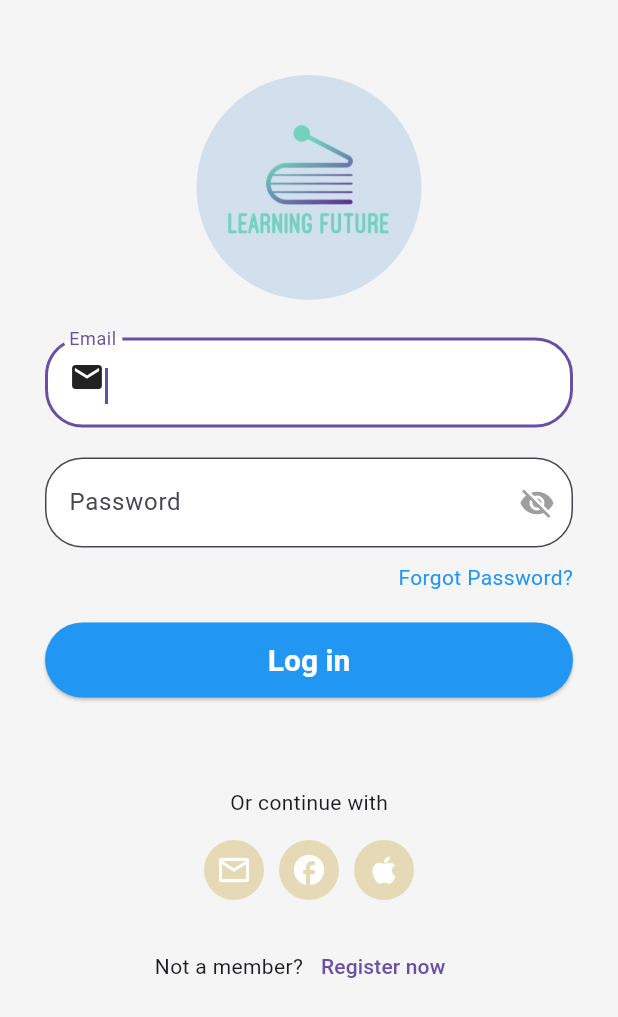
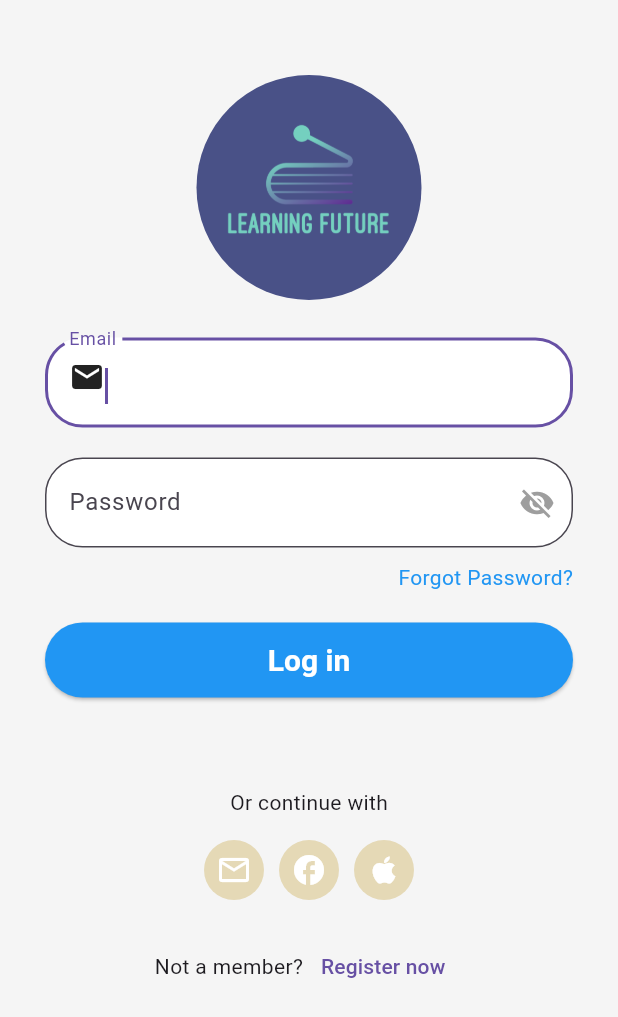
Before and after one commit to justnt47/Study_mobile_application, a Flutter app: the screen it shows after launch, on a phone screen of 412 x 824 dp. Shown: the top 1017 px of the screen. Run offline on Flutter 3.47's test engine with Material 3 defaults, Android fonts, the phone set to English and light mode, and no system bars; our stand-ins replace cloud_firestore, firebase_auth, firebase_core, get, google_fonts, google_sign_in and 1 more; missing offline and left inert: flutter_image_slider; accounts and stored records are empty.

Commit message:
update สีโลโก้

```diff
--- a/lib/loginPage.dart
+++ b/lib/loginPage.dart
@@ -87,7 +87,7 @@ class _loginPageState extends State<loginPage> {
                   padding: EdgeInsets.all(10),
                   decoration: BoxDecoration(
                       // border: Border.all(color: Colors.black),
-                      color: Color.fromARGB(195, 199, 218, 234),
+                      color: Color.fromARGB(195, 20, 30, 101),
                       shape: BoxShape.circle),
                   child: Image.asset(
                     'images/Logonew1.png',
```
